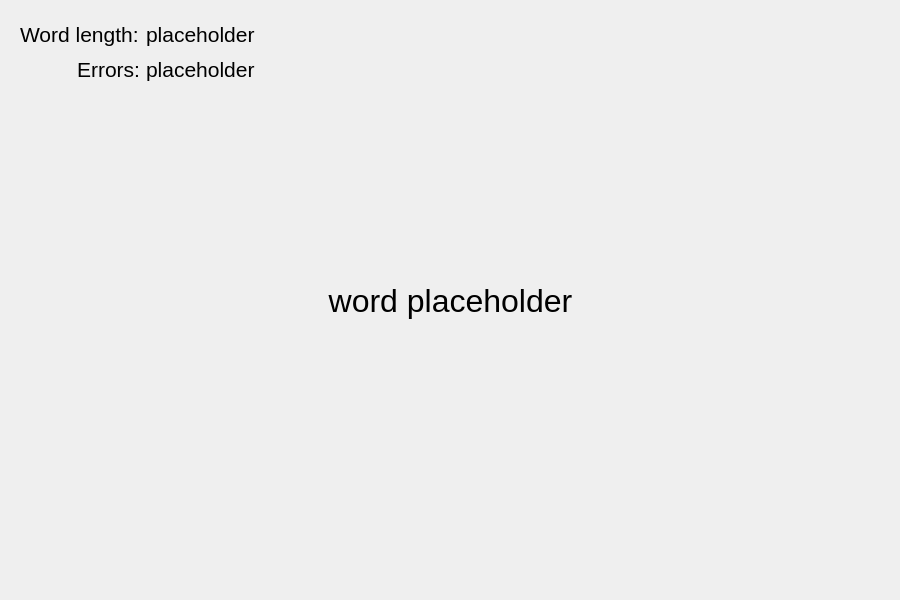
Old version of the form src/client/GameWidget.ui in the repository mikolajdlugolecki/hangman-online.
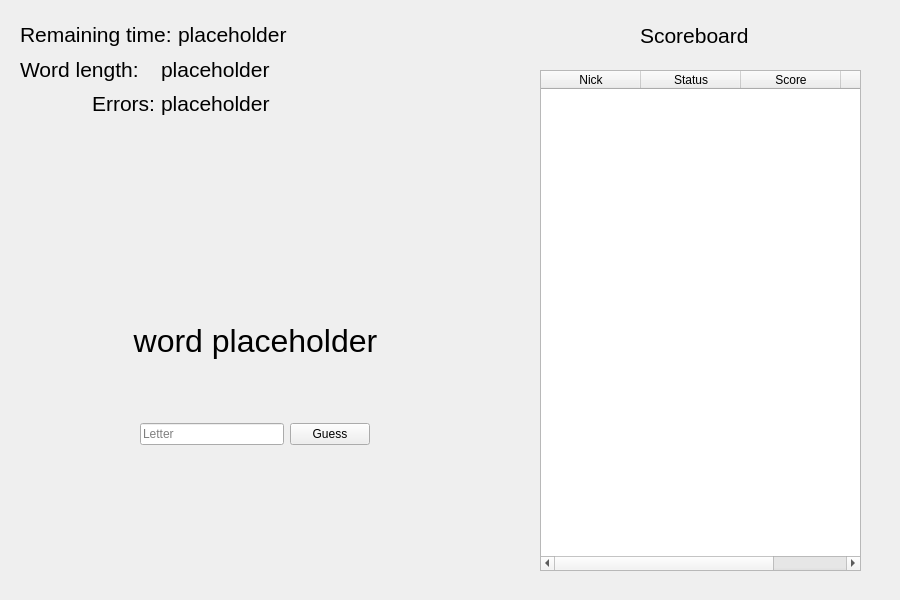
New version of the form.

Commit message: Code refactor, add base game logic

Diff of the .ui file:
```diff
--- a/src/client/GameWidget.ui
+++ b/src/client/GameWidget.ui
@@ -16,9 +16,9 @@
   <widget class="QLabel" name="maskedWordLabel">
    <property name="geometry">
     <rect>
-     <x>30</x>
-     <y>270</y>
-     <width>841</width>
+     <x>60</x>
+     <y>310</y>
+     <width>391</width>
      <height>61</height>
     </rect>
    </property>
@@ -37,19 +37,133 @@
     <set>Qt::AlignCenter</set>
    </property>
   </widget>
+  <widget class="QWidget" name="layoutWidget">
+   <property name="geometry">
+    <rect>
+     <x>140</x>
+     <y>420</y>
+     <width>230</width>
+     <height>28</height>
+    </rect>
+   </property>
+   <layout class="QHBoxLayout" name="horizontalLayout_3">
+    <item>
+     <widget class="QLineEdit" name="guessLineEdit">
+      <property name="focusPolicy">
+       <enum>Qt::StrongFocus</enum>
+      </property>
+      <property name="maxLength">
+       <number>1</number>
+      </property>
+      <property name="placeholderText">
+       <string>Letter</string>
+      </property>
+     </widget>
+    </item>
+    <item>
+     <widget class="QPushButton" name="guessButton">
+      <property name="text">
+       <string>Guess</string>
+      </property>
+     </widget>
+    </item>
+   </layout>
+  </widget>
+  <widget class="QTableWidget" name="statsTable">
+   <property name="enabled">
+    <bool>true</bool>
+   </property>
+   <property name="geometry">
+    <rect>
+     <x>540</x>
+     <y>70</y>
+     <width>321</width>
+     <height>501</height>
+    </rect>
+   </property>
+   <property name="cornerButtonEnabled">
+    <bool>true</bool>
+   </property>
+   <column>
+    <property name="text">
+     <string>Nick</string>
+    </property>
+   </column>
+   <column>
+    <property name="text">
+     <string>Status</string>
+    </property>
+   </column>
+   <column>
+    <property name="text">
+     <string>Score</string>
+    </property>
+   </column>
+   <column>
+    <property name="text">
+     <string>Errors</string>
+    </property>
+   </column>
+  </widget>
+  <widget class="QLabel" name="label_4">
+   <property name="geometry">
+    <rect>
+     <x>640</x>
+     <y>20</y>
+     <width>111</width>
+     <height>31</height>
+    </rect>
+   </property>
+   <property name="font">
+    <font>
+     <pointsize>16</pointsize>
+    </font>
+   </property>
+   <property name="text">
+    <string>Scoreboard</string>
+   </property>
+  </widget>
   <widget class="QWidget" name="">
    <property name="geometry">
     <rect>
      <x>20</x>
      <y>20</y>
-     <width>245</width>
-     <height>64</height>
+     <width>275</width>
+     <height>98</height>
     </rect>
    </property>
    <layout class="QVBoxLayout" name="verticalLayout">
     <item>
      <layout class="QHBoxLayout" name="horizontalLayout">
       <item>
+       <widget class="QLabel" name="label_3">
+        <property name="font">
+         <font>
+          <pointsize>16</pointsize>
+         </font>
+        </property>
+        <property name="text">
+         <string>Remaining time:</string>
+        </property>
+       </widget>
+      </item>
+      <item>
+       <widget class="QLabel" name="timeLabel">
+        <property name="font">
+         <font>
+          <pointsize>16</pointsize>
+         </font>
+        </property>
+        <property name="text">
+         <string>placeholder</string>
+        </property>
+       </widget>
+      </item>
+     </layout>
+    </item>
+    <item>
+     <layout class="QHBoxLayout" name="horizontalLayout_2">
+      <item>
        <widget class="QLabel" name="label">
         <property name="font">
          <font>
@@ -76,7 +190,7 @@
      </layout>
     </item>
     <item>
-     <layout class="QHBoxLayout" name="horizontalLayout_2">
+     <layout class="QHBoxLayout" name="horizontalLayout_4">
       <item>
        <widget class="QLabel" name="label_2">
         <property name="font">
```
The commit also changes 30 other files.
